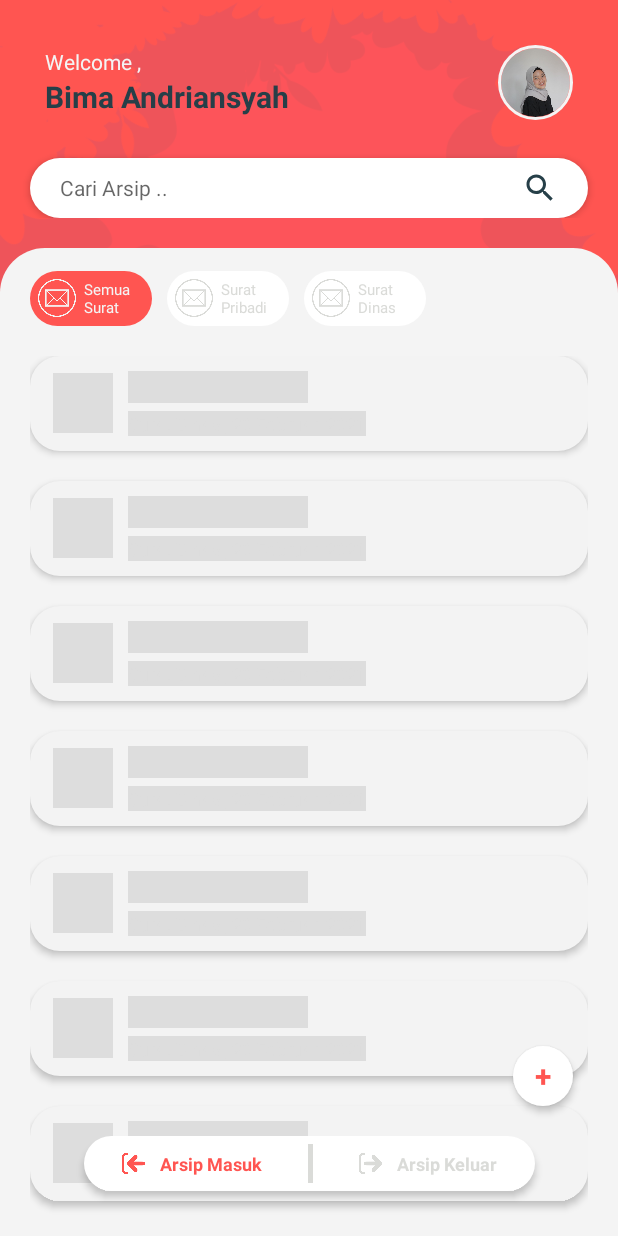
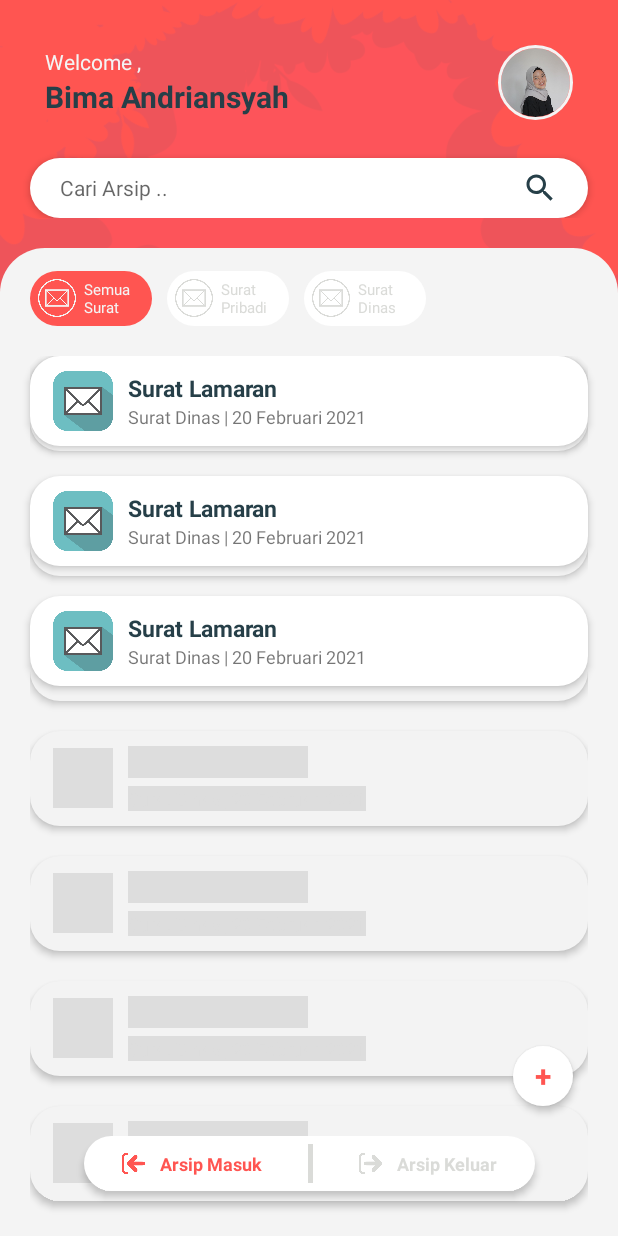
Before and after one commit to bimaandriansyah/ArsipIn, an Android app: the layout activity_home.xml on its own in the app's theme, with its tools: preview values and no code run, on a phone screen of 412 x 824 dp. Run offline under Robolectric (Android 15) with nearby library versions, the phone set to English and light mode, and no system bars; plain views replace SpinKitView.

Commit message:
layouting

```diff
--- a/app/src/main/res/layout/activity_home.xml
+++ b/app/src/main/res/layout/activity_home.xml
@@ -292,8 +292,6 @@
             android:id="@+id/data"
             android:layout_width="match_parent"
             android:layout_height="0dp"
-            android:layout_marginLeft="20dp"
-            android:layout_marginRight="20dp"
             android:orientation="vertical"
             android:scrollbars="none"
             app:layout_constraintBottom_toBottomOf="parent"
@@ -302,7 +300,8 @@
             <androidx.recyclerview.widget.RecyclerView
                 android:id="@+id/isiData"
                 android:layout_width="match_parent"
-                android:layout_height="wrap_content" />
+                android:layout_height="wrap_content"
+                tools:listitem="@layout/data_view"/>
 
         </ScrollView>
 
--- a/app/src/main/res/layout/data_view.xml
+++ b/app/src/main/res/layout/data_view.xml
@@ -5,6 +5,8 @@ android:id="@+id/btnSurat"
 android:layout_width="match_parent"
 android:layout_height="wrap_content"
 android:orientation="horizontal"
+    android:layout_marginRight="20dp"
+    android:layout_marginLeft="20dp"
 android:layout_marginBottom="20dp"
     android:paddingLeft="15dp"
     android:paddingRight="15dp"
```
